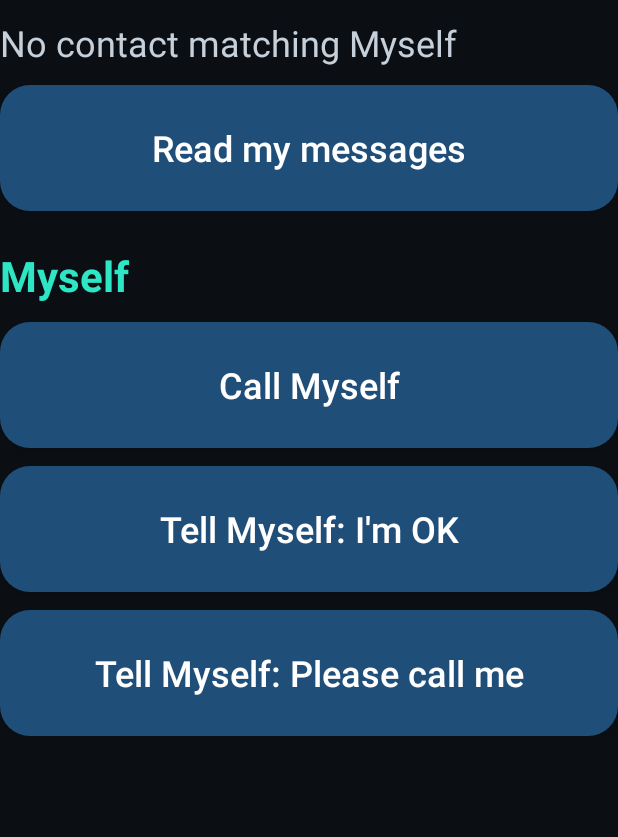
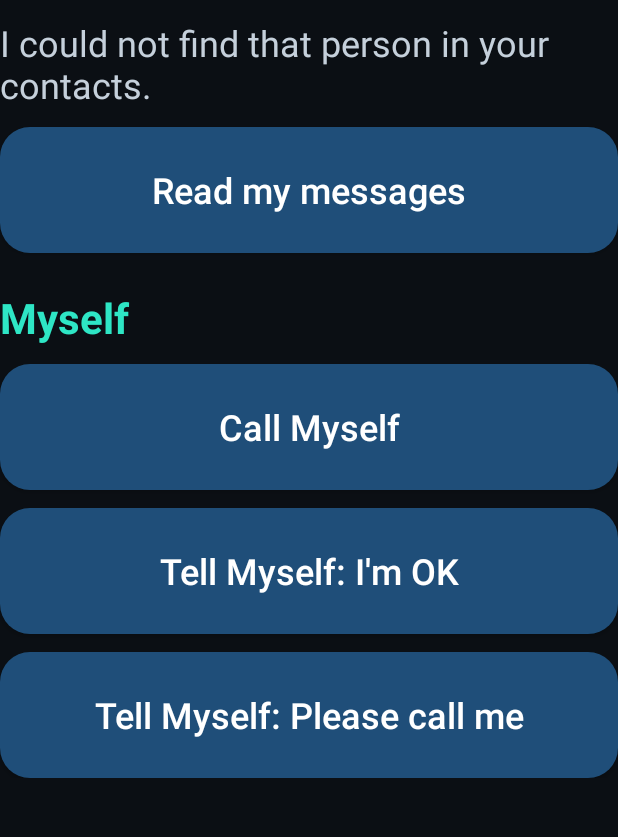
Before and after one commit to sreeram2506/buddy, an Android app: the SimpleModeActivity screen opened directly, with no data from a screen before it, after a tap on an icon or button, on a phone screen of 412 x 824 dp, the part 73-910 px from its top. Run offline under Robolectric (Android 15) with nearby library versions, the phone set to English and light mode, and no system bars; 1 other tap on this screen came first.

Commit message:
Simple mode: plain-language results and spoken approval requests
Tool results are written for the AI ("Tell the user to ..."); the big screen
now turns the common ones into plain sentences for the person reading. When
an approval box appears, Buddy also reads the request aloud and names the green
and red buttons.

Co-Authored-By: Claude Sonnet 5.5 <noreply@anthropic.com>

```diff
--- a/app/src/main/java/com/sreeram/jarvis/SimpleModeActivity.kt
+++ b/app/src/main/java/com/sreeram/jarvis/SimpleModeActivity.kt
@@ -26,6 +26,26 @@ object SimpleMode {
     fun contacts(raw: String?): List<String> = (raw ?: "").split(',', '\n').map { it.trim() }.filter { it.isNotEmpty() }.distinct().ifEmpty { listOf(DEFAULT_CONTACTS) }
 
     // find_contact answers "Name: number; Name2: number2" or a sentence such as "No contact matching X". An exact name wins over a partial match.
+    // The tools answer in words meant for the AI ("Tell the user to ..."). On the big screen the person reads them, so they get plain sentences.
+    fun plain(result: String): String {
+        val r = result.trim()
+        Regex("^Sent to (.+?) on [A-Za-z ]+\\. Status: (sent|delivered|read)\\.$").find(r)?.let { return "Sent to ${it.groupValues[1]}." }
+        return when {
+            r.contains("could not find the Send button", true) -> "I could not send it. Please open WhatsApp and tap the green Send button yourself."
+            r.contains("does NOT appear in the chat", true) || r.contains("probably NOT sent", true) -> "It may not have gone through. Please check the chat."
+            r.contains("still pending", true) -> "The message is waiting to be sent. It will go when your phone has internet."
+            r.contains("could not see a delivery tick", true) -> "It looks sent, but I cannot be sure it arrived."
+            r.contains("expired", true) -> "That took too long, so I stopped. Please try again."
+            r.startsWith("No contact matching", true) -> "I could not find that person in your contacts."
+            r.contains("permission", true) && r.contains("contacts", true) -> "Buddy needs permission to see your contacts. Please ask someone to allow it in Settings."
+            r.contains("no longer waiting", true) -> "That was already answered."
+            else -> r
+        }
+    }
+
+    // What Buddy says out loud when it asks for approval, so a person who cannot read the box still knows what they are saying yes to.
+    fun askAloud(title: String) = "Buddy needs your OK. $title. Tap the green button for yes, or the red button for no."
+
     fun pickContact(wanted: String, found: String): Pair<String, String>? {
         val options = found.split(';').mapNotNull { part ->
             val name = part.substringBefore(':').trim(); val number = part.substringAfter(':', "").trim()
@@ -50,7 +70,7 @@ class SimpleModeActivity : AppCompatActivity() {
         override fun run() {
             val o = Approvals.current()
             if (o == null) { askBox.visibility = View.GONE; shownId = -1 }
-            else if (o.id != shownId) { shownId = o.id; askText.text = o.title; askBox.visibility = View.VISIBLE }
+            else if (o.id != shownId) { shownId = o.id; askText.text = o.title; askBox.visibility = View.VISIBLE; Speaker.speak(applicationContext, SimpleMode.askAloud(o.title)) }
             handler.postDelayed(this, 500)
         }
     }
@@ -118,7 +138,7 @@ class SimpleModeActivity : AppCompatActivity() {
     private fun run(doing: String, block: () -> String) {
         status.text = "$doing…"
         Thread {
-            val r = try { block() } catch (e: Exception) { "Something went wrong: ${e.message}" }
+            val r = try { block() } catch (e: Exception) { "Something went wrong: ${e.message}" }.let { if (it == ASK) it else SimpleMode.plain(it) }
             runOnUiThread { if (r == ASK) say("Please tap Yes or No in the yellow box.") else say(r) }
             if (r != ASK) Speaker.speak(applicationContext, r.take(600))
         }.start()
```
Also changed, not shown: 1 other file.
